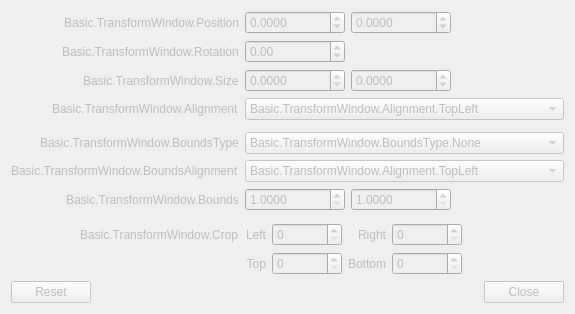
The window that other/obs-studio/UI/forms/OBSBasicTransform.ui (Logitech/ghub-obs-plugin) describes before a commit, drawn with Qt 5.
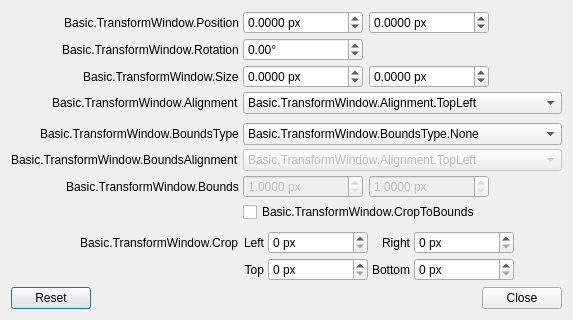
The same window after the commit.

```diff
--- a/other/obs-studio/UI/forms/OBSBasicTransform.ui
+++ b/other/obs-studio/UI/forms/OBSBasicTransform.ui
@@ -2,22 +2,20 @@
 <ui version="4.0">
  <class>OBSBasicTransform</class>
  <widget class="QDialog" name="OBSBasicTransform">
-  <property name="enabled">
-   <bool>false</bool>
-  </property>
   <property name="geometry">
    <rect>
     <x>0</x>
     <y>0</y>
     <width>564</width>
-    <height>241</height>
+    <height>320</height>
    </rect>
   </property>
   <property name="windowTitle">
    <string>Basic.TransformWindow</string>
   </property>
-  <layout class="QVBoxLayout" name="verticalLayout">
+  <layout class="QVBoxLayout" name="verticalLayout" stretch="0,5,0">
    <item>
+    <widget class="QWidget" name="container" native="true">
     <layout class="QFormLayout" name="formLayout">
      <property name="fieldGrowthPolicy">
       <enum>QFormLayout::AllNonFixedFieldsGrow</enum>
@@ -25,6 +23,24 @@
      <property name="labelAlignment">
       <set>Qt::AlignRight|Qt::AlignTrailing|Qt::AlignVCenter</set>
      </property>
+      <property name="horizontalSpacing">
+       <number>4</number>
+      </property>
+      <property name="verticalSpacing">
+       <number>4</number>
+      </property>
+      <property name="leftMargin">
+       <number>0</number>
+      </property>
+      <property name="topMargin">
+       <number>0</number>
+      </property>
+      <property name="rightMargin">
+       <number>0</number>
+      </property>
+      <property name="bottomMargin">
+       <number>0</number>
+      </property>
      <item row="0" column="0">
       <widget class="QLabel" name="label">
        <property name="sizePolicy">
@@ -48,7 +64,7 @@
       </widget>
      </item>
      <item row="0" column="1">
-      <widget class="QWidget" name="widget" native="true">
+       <widget class="QFrame" name="widget">
        <property name="sizePolicy">
         <sizepolicy hsizetype="Fixed" vsizetype="Preferred">
          <horstretch>0</horstretch>
@@ -72,10 +88,22 @@
          <widget class="QDoubleSpinBox" name="positionX">
           <property name="minimumSize">
            <size>
-            <width>100</width>
+             <width>120</width>
             <height>0</height>
            </size>
           </property>
+           <property name="maximumSize">
+            <size>
+             <width>100</width>
+             <height>16777215</height>
+            </size>
+           </property>
+           <property name="accessibleName">
+            <string>Basic.TransformWindow.PositionX</string>
+           </property>
+           <property name="suffix">
+            <string> px</string>
+           </property>
           <property name="decimals">
            <number>4</number>
           </property>
@@ -91,10 +119,22 @@
          <widget class="QDoubleSpinBox" name="positionY">
           <property name="minimumSize">
            <size>
-            <width>100</width>
+             <width>120</width>
             <height>0</height>
            </size>
           </property>
+           <property name="maximumSize">
+            <size>
+             <width>100</width>
+             <height>16777215</height>
+            </size>
+           </property>
+           <property name="accessibleName">
+            <string>Basic.TransformWindow.PositionY</string>
+           </property>
+           <property name="suffix">
+            <string> px</string>
+           </property>
           <property name="decimals">
            <number>4</number>
           </property>
@@ -126,10 +166,22 @@
        </property>
        <property name="minimumSize">
         <size>
-         <width>100</width>
+          <width>120</width>
          <height>0</height>
         </size>
        </property>
+        <property name="maximumSize">
+         <size>
+          <width>100</width>
+          <height>16777215</height>
+         </size>
+        </property>
+        <property name="accessibleName">
+         <string>Basic.TransformWindow.Rotation</string>
+        </property>
+        <property name="suffix">
+         <string>°</string>
+        </property>
        <property name="minimum">
         <double>-360.000000000000000</double>
        </property>
@@ -149,7 +201,7 @@
       </widget>
      </item>
      <item row="2" column="1">
-      <widget class="QWidget" name="widget_2" native="true">
+       <widget class="QFrame" name="widget_2">
        <property name="sizePolicy">
         <sizepolicy hsizetype="Maximum" vsizetype="Preferred">
          <horstretch>0</horstretch>
@@ -173,10 +225,22 @@
          <widget class="QDoubleSpinBox" name="sizeX">
           <property name="minimumSize">
            <size>
-            <width>100</width>
+             <width>120</width>
             <height>0</height>
            </size>
           </property>
+           <property name="maximumSize">
+            <size>
+             <width>100</width>
+             <height>16777215</height>
+            </size>
+           </property>
+           <property name="accessibleName">
+            <string>Basic.TransformWindow.Width</string>
+           </property>
+           <property name="suffix">
+            <string> px</string>
+           </property>
           <property name="decimals">
            <number>4</number>
           </property>
@@ -195,10 +259,22 @@
          <widget class="QDoubleSpinBox" name="sizeY">
           <property name="minimumSize">
            <size>
-            <width>100</width>
+             <width>120</width>
             <height>0</height>
            </size>
           </property>
+           <property name="maximumSize">
+            <size>
+             <width>100</width>
+             <height>16777215</height>
+            </size>
+           </property>
+           <property name="accessibleName">
+            <string>Basic.TransformWindow.Height</string>
+           </property>
+           <property name="suffix">
+            <string> px</string>
+           </property>
           <property name="decimals">
            <number>4</number>
           </property>
@@ -404,7 +480,7 @@
       </widget>
      </item>
      <item row="7" column="1">
-      <widget class="QWidget" name="widget_3" native="true">
+       <widget class="QFrame" name="widget_3">
        <property name="sizePolicy">
         <sizepolicy hsizetype="Maximum" vsizetype="Preferred">
          <horstretch>0</horstretch>
@@ -431,10 +507,22 @@
           </property>
           <property name="minimumSize">
            <size>
-            <width>100</width>
+             <width>120</width>
             <height>0</height>
            </size>
           </property>
+           <property name="maximumSize">
+            <size>
+             <width>100</width>
+             <height>16777215</height>
+            </size>
+           </property>
+           <property name="accessibleName">
+            <string>Basic.TransformWindow.BoundsWidth</string>
+           </property>
+           <property name="suffix">
+            <string> px</string>
+           </property>
           <property name="decimals">
            <number>4</number>
           </property>
@@ -453,10 +541,22 @@
           </property>
           <property name="minimumSize">
            <size>
-            <width>100</width>
+             <width>120</width>
             <height>0</height>
            </size>
           </property>
+           <property name="maximumSize">
+            <size>
+             <width>100</width>
+             <height>16777215</height>
+            </size>
+           </property>
+           <property name="accessibleName">
+            <string>Basic.TransformWindow.BoundsHeight</string>
+           </property>
+           <property name="suffix">
+            <string> px</string>
+           </property>
           <property name="decimals">
            <number>4</number>
           </property>
@@ -472,6 +572,16 @@
       </widget>
      </item>
      <item row="8" column="1">
+       <widget class="QCheckBox" name="cropToBounds">
+        <property name="accessibleName">
+         <string>Basic.TransformWindow.BoundsAlignment</string>
+        </property>
+        <property name="text">
+         <string>Basic.TransformWindow.CropToBounds</string>
+        </property>
+       </widget>
+      </item>
+      <item row="9" column="1">
       <spacer name="verticalSpacer_2">
        <property name="orientation">
         <enum>Qt::Vertical</enum>
@@ -484,14 +594,14 @@
        </property>
       </spacer>
      </item>
-     <item row="9" column="0">
+      <item row="10" column="0">
       <widget class="QLabel" name="label_8">
        <property name="text">
         <string>Basic.TransformWindow.Crop</string>
        </property>
       </widget>
      </item>
-     <item row="9" column="1">
+      <item row="10" column="1">
       <layout class="QGridLayout" name="gridLayout">
        <item row="0" column="1">
         <widget class="QSpinBox" name="cropLeft">
@@ -503,10 +613,22 @@
          </property>
          <property name="minimumSize">
           <size>
-           <width>70</width>
+            <width>100</width>
            <height>0</height>
           </size>
          </property>
+          <property name="maximumSize">
+           <size>
+            <width>100</width>
+            <height>16777215</height>
+           </size>
+          </property>
+          <property name="accessibleName">
+           <string>Basic.TransformWindow.CropLeft</string>
+          </property>
+          <property name="suffix">
+           <string> px</string>
+          </property>
          <property name="maximum">
           <number>100000</number>
          </property>
@@ -522,10 +644,22 @@
          </property>
          <property name="minimumSize">
           <size>
-           <width>70</width>
+            <width>100</width>
            <height>0</height>
           </size>
          </property>
+          <property name="maximumSize">
+           <size>
+            <width>100</width>
+            <height>16777215</height>
+           </size>
+          </property>
+          <property name="accessibleName">
+           <string>Basic.TransformWindow.CropRight</string>
+          </property>
+          <property name="suffix">
+           <string> px</string>
+          </property>
          <property name="maximum">
           <number>100000</number>
          </property>
@@ -567,10 +701,22 @@
          </property>
          <property name="minimumSize">
           <size>
-           <width>70</width>
+            <width>100</width>
            <height>0</height>
           </size>
          </property>
+          <property name="maximumSize">
+           <size>
+            <width>100</width>
+            <height>16777215</height>
+           </size>
+          </property>
+          <property name="accessibleName">
+           <string>Basic.TransformWindow.CropTop</string>
+          </property>
+          <property name="suffix">
+           <string> px</string>
+          </property>
          <property name="maximum">
           <number>100000</number>
          </property>
@@ -586,10 +732,22 @@
          </property>
          <property name="minimumSize">
           <size>
-           <width>70</width>
+            <width>100</width>
            <height>0</height>
           </size>
          </property>
+          <property name="maximumSize">
+           <size>
+            <width>100</width>
+            <height>16777215</height>
+           </size>
+          </property>
+          <property name="accessibleName">
+           <string>Basic.TransformWindow.CropBottom</string>
+          </property>
+          <property name="suffix">
+           <string> px</string>
+          </property>
          <property name="maximum">
           <number>100000</number>
          </property>
@@ -637,6 +795,20 @@
       </layout>
      </item>
     </layout>
+    </widget>
+   </item>
+   <item>
+    <spacer name="transformSpacer">
+     <property name="orientation">
+      <enum>Qt::Vertical</enum>
+     </property>
+     <property name="sizeHint" stdset="0">
+      <size>
+       <width>0</width>
+       <height>10</height>
+      </size>
+     </property>
+    </spacer>
    </item>
    <item>
     <widget class="QDialogButtonBox" name="buttonBox">
```
Left out of the diff: 45 changed lines with no effect on the pictures. Lines whose indentation alone changed are shown as unchanged.
